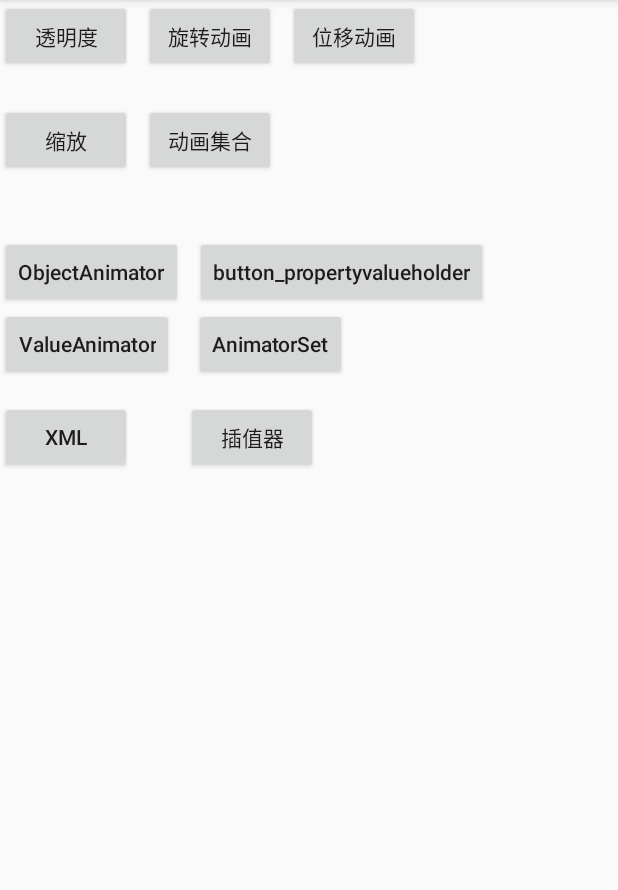
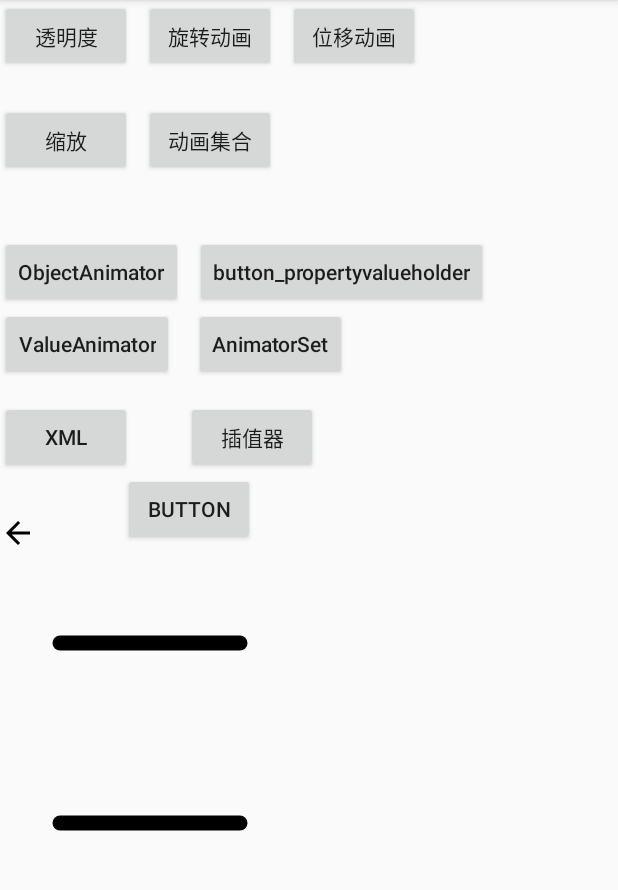
Before and after one commit to shun1249844726/AllAnimation, an Android app: the screen it shows after launch (MainActivity), on a phone screen of 412 x 824 dp, the part 84-974 px from its top. Run offline under Robolectric (Android 15) with nearby library versions, the phone set to English and light mode, and no system bars; our stand-ins replace ButterKnife.

Commit message:
add  svg

```diff
--- a/app/src/main/java/com/lexinsmart/xushun/allanimation/MainActivity.java
+++ b/app/src/main/java/com/lexinsmart/xushun/allanimation/MainActivity.java
@@ -5,6 +5,8 @@ import android.animation.AnimatorInflater;
 import android.animation.AnimatorSet;
 import android.animation.ObjectAnimator;
 import android.animation.PropertyValuesHolder;
+import android.graphics.drawable.Animatable;
+import android.graphics.drawable.Drawable;
 import android.os.Bundle;
 import android.support.v7.app.AppCompatActivity;
 import android.support.v7.widget.AppCompatButton;
@@ -15,6 +17,8 @@ import android.view.animation.RotateAnimation;
 import android.view.animation.ScaleAnimation;
 import android.view.animation.TranslateAnimation;
 import android.widget.Button;
+import android.widget.ImageView;
+import android.widget.TextView;
 import android.widget.Toast;
 
 import butterknife.BindView;
@@ -45,12 +49,17 @@ public class MainActivity extends AppCompatActivity {
     Button buttonXml;
     @BindView(R.id.button_interpolator)
     Button buttonInterpolator;
+    @BindView(R.id.textView)
+    TextView textView;
+    @BindView(R.id.imageView)
+    ImageView imageView;
 
     @Override
     protected void onCreate(Bundle savedInstanceState) {
         super.onCreate(savedInstanceState);
         setContentView(R.layout.activity_main);
         ButterKnife.bind(this);
+
     }
 
     /**
@@ -237,20 +246,28 @@ public class MainActivity extends AppCompatActivity {
         animator.setTarget(buttonXml);
         animator.start();
     }
+
     /**
      * 插值器
      * 更多在线插值器  ：![Interpolator](http://inloop.github.io/interpolator/)
      */
     @OnClick(R.id.button_interpolator)
-    public void interpolator(){
-        ObjectAnimator scaleX = ObjectAnimator.ofFloat(buttonInterpolator,"scaleX",0f,1f);
-        ObjectAnimator scaleY = ObjectAnimator.ofFloat(buttonInterpolator,"scaleY",0f,1f);
+    public void interpolator() {
+        ObjectAnimator scaleX = ObjectAnimator.ofFloat(buttonInterpolator, "scaleX", 0f, 1f);
+        ObjectAnimator scaleY = ObjectAnimator.ofFloat(buttonInterpolator, "scaleY", 0f, 1f);
 
         AnimatorSet set = new AnimatorSet();
-        set.playTogether(scaleX,scaleY);
+        set.playTogether(scaleX, scaleY);
         set.setInterpolator(new MyInterpolator());
         set.setDuration(3000);
         set.start();
 
     }
+    @OnClick(R.id.imageView)
+    public void animated(){
+        Drawable drawable = imageView.getDrawable();
+        if(drawable instanceof Animatable){
+            ((Animatable) drawable).start();
+        }
+    }
 }
--- /dev/null
+++ b/app/src/main/res/animator/path1.xml
@@ -0,0 +1,14 @@
+<?xml version="1.0" encoding="utf-8"?>
+<objectAnimator xmlns:android="http://schemas.android.com/apk/res/android"
+    android:duration="500"
+    android:interpolator="@android:anim/bounce_interpolator"
+    android:propertyName="pathData"
+    android:valueFrom="
+            M 20,80
+            L 50,80 80,80"
+    android:valueTo="
+            M 20,80
+            L 50,50 80,80"
+    android:valueType="pathType">
+
+</objectAnimator>
--- /dev/null
+++ b/app/src/main/res/animator/path2.xml
@@ -0,0 +1,10 @@
+<?xml version="1.0" encoding="utf-8"?>
+<objectAnimator xmlns:android="http://schemas.android.com/apk/res/android"
+    android:duration="500"
+    android:interpolator="@android:anim/bounce_interpolator"
+    android:propertyName="pathData"
+    android:valueFrom="M 20,20 L 50,20 80,20"
+    android:valueTo="M 20,20 L 50,50 80,20"
+    android:valueType="pathType">
+
+</objectAnimator>
--- /dev/null
+++ b/app/src/main/res/drawable-v21/anim_vector.xml
@@ -0,0 +1,14 @@
+<?xml version="1.0" encoding="utf-8"?>
+<animated-vector
+    xmlns:android="http://schemas.android.com/apk/res/android"
+    android:drawable="@drawable/line">
+    <target
+        android:name="path1"
+        android:animation="@animator/path1">
+    </target>
+
+    <target
+        android:name="path2"
+        android:animation="@animator/path2">
+    </target>
+</animated-vector>
--- /dev/null
+++ b/app/src/main/res/drawable/anim_vector.xml
@@ -0,0 +1,17 @@
+<?xml version="1.0" encoding="utf-8"?>
+<!--AnimatedVectorDrawable 是动态的。来连接静态的vectorDrawable 和动态的 objectAnimator-->
+<animated-vector
+    xmlns:android="http://schemas.android.com/apk/res/android"
+    xmlns:tools="http://schemas.android.com/tools"
+    android:drawable="@drawable/line"
+    tools:targetApi="lollipop">
+    <target
+        android:name="path1"
+        android:animation="@animator/path1">
+    </target>
+
+    <target
+        android:name="path2"
+        android:animation="@animator/path2">
+    </target>
+</animated-vector>
--- /dev/null
+++ b/app/src/main/res/drawable/ic_arrow_back_black_24dp.xml
@@ -0,0 +1,9 @@
+<vector xmlns:android="http://schemas.android.com/apk/res/android"
+    android:width="24dp"
+    android:height="24dp"
+    android:viewportHeight="24.0"
+    android:viewportWidth="24.0">
+    <path
+        android:fillColor="#FF000000"
+        android:pathData="M20,11H7.83l5.59,-5.59L12,4l-8,8 8,8 1.41,-1.41L7.83,13H20v-2z" />
+</vector>
--- /dev/null
+++ b/app/src/main/res/drawable/line.xml
@@ -0,0 +1,30 @@
+<?xml version="1.0" encoding="utf-8"?>
+<!--vectorDrawable  是静态的svg图形-->
+<vector xmlns:android="http://schemas.android.com/apk/res/android"
+    android:width="200dp"
+    android:height="200dp"
+    android:viewportHeight="100"
+    android:viewportWidth="100">
+    <group>
+        <!-- 如果指定属性为 pathData，
+             则要添加一个属性 android:strokeLineCap="pathType",
+             来告诉系统进行pathData变换-->
+        <path
+            android:name="path1"
+            android:pathData="
+            M 20,80
+            L 50,80 80,80"
+            android:strokeColor="#000"
+            android:strokeLineCap="round"
+            android:strokeWidth="5" />
+        <path
+            android:name="path2"
+            android:pathData="
+            M 20,20
+            L 50,20 80,20"
+            android:strokeColor="#000"
+            android:strokeLineCap="round"
+            android:strokeWidth="5" />
+    </group>
+
+</vector>
--- a/app/src/main/res/layout/activity_main.xml
+++ b/app/src/main/res/layout/activity_main.xml
@@ -116,5 +116,33 @@
         android:layout_marginTop="14dp"
         app:layout_constraintTop_toBottomOf="@+id/button_animatorset" />
 
+    <TextView
+        android:id="@+id/textView"
+        android:layout_width="wrap_content"
+        android:layout_height="wrap_content"
+        android:drawableLeft="@drawable/ic_arrow_back_black_24dp"
+        tools:layout_editor_absoluteX="32dp"
+        android:layout_marginTop="28dp"
+        app:layout_constraintTop_toBottomOf="@+id/button_xml" />
+
+    <Button
+        android:id="@+id/button"
+        android:layout_width="wrap_content"
+        android:layout_height="wrap_content"
+        android:text="Button"
+        android:layout_marginTop="0dp"
+        app:layout_constraintTop_toBottomOf="@+id/button_interpolator"
+        app:layout_constraintLeft_toRightOf="@+id/textView"
+        android:layout_marginLeft="58dp" />
+
+    <ImageView
+        android:id="@+id/imageView"
+        android:layout_width="wrap_content"
+        android:layout_height="wrap_content"
+        android:src="@drawable/anim_vector"
+        tools:layout_editor_absoluteX="24dp"
+        android:layout_marginTop="21dp"
+        app:layout_constraintTop_toBottomOf="@+id/textView" />
+
 
 </android.support.constraint.ConstraintLayout>
```
